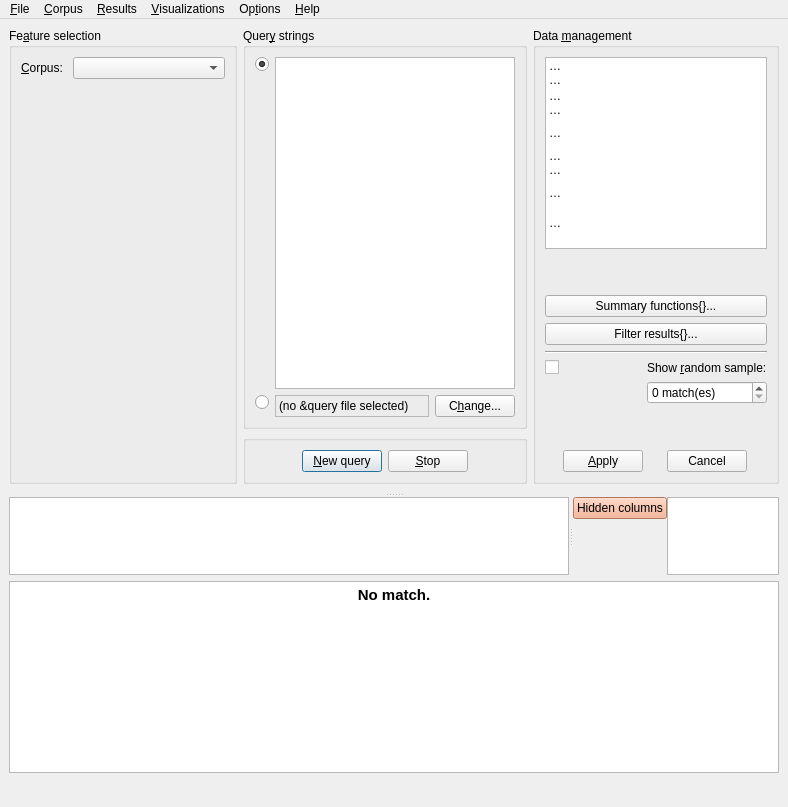
Above: coquery/gui/ui/coquery.ui from gkunter/coquery before the change. Below: the same form after it.
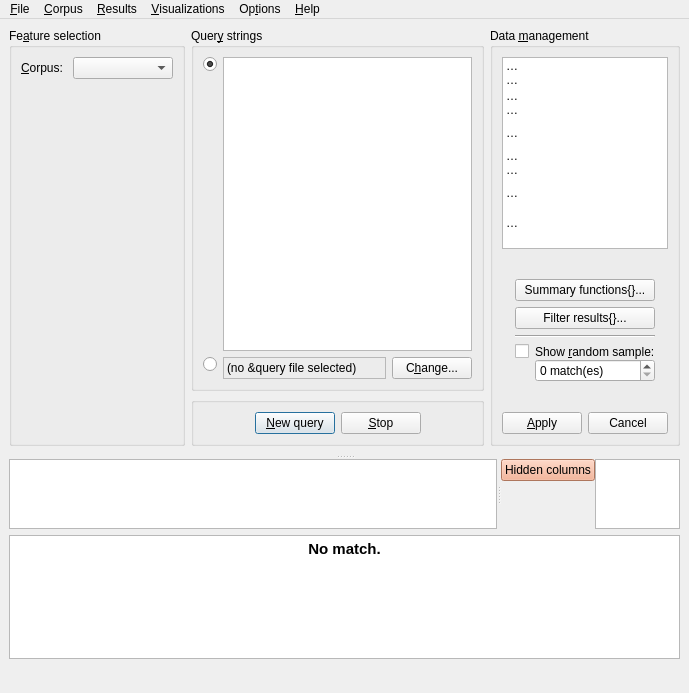
That is the form after the change. Icons and pictures are not drawn. Custom widgets are drawn as their Qt base class.

Patch:
```diff
--- a/coquery/gui/ui/coquery.ui
+++ b/coquery/gui/ui/coquery.ui
@@ -6,8 +6,8 @@
    <rect>
     <x>0</x>
     <y>0</y>
-    <width>766</width>
-    <height>807</height>
+    <width>689</width>
+    <height>693</height>
    </rect>
   </property>
   <property name="windowTitle">
@@ -27,7 +27,7 @@
          <verstretch>1</verstretch>
         </sizepolicy>
        </property>
-       <layout class="QGridLayout" name="gridLayout" rowstretch="0,0" columnstretch="4,5,3">
+       <layout class="QGridLayout" name="gridLayout" rowstretch="0,0" columnstretch="3,5,3">
         <property name="leftMargin">
          <number>0</number>
         </property>
@@ -40,6 +40,230 @@
         <property name="spacing">
          <number>6</number>
         </property>
+        <item row="0" column="0" rowspan="2">
+         <widget class="QGroupBox" name="box_corpus_select">
+          <property name="sizePolicy">
+           <sizepolicy hsizetype="Preferred" vsizetype="Expanding">
+            <horstretch>0</horstretch>
+            <verstretch>0</verstretch>
+           </sizepolicy>
+          </property>
+          <property name="title">
+           <string>Fe&amp;ature selection</string>
+          </property>
+          <layout class="QVBoxLayout" name="output_columns">
+           <item>
+            <layout class="QHBoxLayout" name="horizontalLayout_2" stretch="0,1">
+             <property name="spacing">
+              <number>10</number>
+             </property>
+             <item>
+              <widget class="QLabel" name="label_2">
+               <property name="sizePolicy">
+                <sizepolicy hsizetype="Minimum" vsizetype="Preferred">
+                 <horstretch>0</horstretch>
+                 <verstretch>0</verstretch>
+                </sizepolicy>
+               </property>
+               <property name="text">
+                <string>&amp;Corpus:</string>
+               </property>
+               <property name="buddy">
+                <cstring>combo_corpus</cstring>
+               </property>
+              </widget>
+             </item>
+             <item>
+              <widget class="QComboBox" name="combo_corpus">
+               <property name="sizePolicy">
+                <sizepolicy hsizetype="MinimumExpanding" vsizetype="Fixed">
+                 <horstretch>0</horstretch>
+                 <verstretch>0</verstretch>
+                </sizepolicy>
+               </property>
+               <property name="focusPolicy">
+                <enum>Qt::WheelFocus</enum>
+               </property>
+               <property name="editable">
+                <bool>false</bool>
+               </property>
+               <property name="insertPolicy">
+                <enum>QComboBox::InsertAlphabetically</enum>
+               </property>
+               <property name="sizeAdjustPolicy">
+                <enum>QComboBox::AdjustToContents</enum>
+               </property>
+               <property name="frame">
+                <bool>true</bool>
+               </property>
+              </widget>
+             </item>
+            </layout>
+           </item>
+           <item>
+            <spacer name="verticalSpacer_7">
+             <property name="orientation">
+              <enum>Qt::Vertical</enum>
+             </property>
+             <property name="sizeHint" stdset="0">
+              <size>
+               <width>0</width>
+               <height>0</height>
+              </size>
+             </property>
+            </spacer>
+           </item>
+          </layout>
+         </widget>
+        </item>
+        <item row="0" column="1">
+         <widget class="QGroupBox" name="box_input_settings">
+          <property name="title">
+           <string>Quer&amp;y strings</string>
+          </property>
+          <property name="alignment">
+           <set>Qt::AlignLeading|Qt::AlignLeft|Qt::AlignTop</set>
+          </property>
+          <layout class="QGridLayout" name="gridLayout_3">
+           <item row="0" column="0" alignment="Qt::AlignTop">
+            <widget class="QRadioButton" name="radio_query_string">
+             <property name="text">
+              <string/>
+             </property>
+             <property name="checked">
+              <bool>true</bool>
+             </property>
+            </widget>
+           </item>
+           <item row="0" column="1">
+            <widget class="CoqTextEdit" name="edit_query_string">
+             <property name="sizePolicy">
+              <sizepolicy hsizetype="Expanding" vsizetype="Expanding">
+               <horstretch>0</horstretch>
+               <verstretch>0</verstretch>
+              </sizepolicy>
+             </property>
+            </widget>
+           </item>
+           <item row="1" column="0" alignment="Qt::AlignTop">
+            <widget class="QRadioButton" name="radio_query_file">
+             <property name="text">
+              <string/>
+             </property>
+            </widget>
+           </item>
+           <item row="1" column="1">
+            <layout class="QGridLayout" name="gridLayout_6" columnstretch="1,0">
+             <item row="0" column="0">
+              <widget class="CoqClickableLabel" name="edit_file_name">
+               <property name="enabled">
+                <bool>true</bool>
+               </property>
+               <property name="sizePolicy">
+                <sizepolicy hsizetype="Ignored" vsizetype="Preferred">
+                 <horstretch>0</horstretch>
+                 <verstretch>0</verstretch>
+                </sizepolicy>
+               </property>
+               <property name="frameShape">
+                <enum>QFrame::StyledPanel</enum>
+               </property>
+               <property name="frameShadow">
+                <enum>QFrame::Sunken</enum>
+               </property>
+               <property name="text">
+                <string>(no &amp;query file selected)</string>
+               </property>
+              </widget>
+             </item>
+             <item row="0" column="1">
+              <widget class="QPushButton" name="button_change_file">
+               <property name="text">
+                <string>C&amp;hange...</string>
+               </property>
+               <property name="shortcut">
+                <string>Alt+B</string>
+               </property>
+              </widget>
+             </item>
+            </layout>
+           </item>
+          </layout>
+         </widget>
+        </item>
+        <item row="1" column="1">
+         <widget class="QGroupBox" name="groupBox_2">
+          <layout class="QHBoxLayout" name="horizontalLayout_3">
+           <item>
+            <spacer name="horizontalSpacer">
+             <property name="orientation">
+              <enum>Qt::Horizontal</enum>
+             </property>
+             <property name="sizeHint" stdset="0">
+              <size>
+               <width>40</width>
+               <height>10</height>
+              </size>
+             </property>
+            </spacer>
+           </item>
+           <item>
+            <widget class="QPushButton" name="button_run_query">
+             <property name="sizePolicy">
+              <sizepolicy hsizetype="Fixed" vsizetype="Fixed">
+               <horstretch>0</horstretch>
+               <verstretch>0</verstretch>
+              </sizepolicy>
+             </property>
+             <property name="text">
+              <string>&amp;New query</string>
+             </property>
+             <property name="shortcut">
+              <string>Ctrl+N</string>
+             </property>
+             <property name="autoDefault">
+              <bool>true</bool>
+             </property>
+             <property name="default">
+              <bool>true</bool>
+             </property>
+            </widget>
+           </item>
+           <item>
+            <widget class="QPushButton" name="button_stop_query">
+             <property name="sizePolicy">
+              <sizepolicy hsizetype="Fixed" vsizetype="Fixed">
+               <horstretch>0</horstretch>
+               <verstretch>0</verstretch>
+              </sizepolicy>
+             </property>
+             <property name="text">
+              <string>&amp;Stop</string>
+             </property>
+             <property name="autoDefault">
+              <bool>false</bool>
+             </property>
+             <property name="default">
+              <bool>false</bool>
+             </property>
+            </widget>
+           </item>
+           <item>
+            <spacer name="horizontalSpacer_2">
+             <property name="orientation">
+              <enum>Qt::Horizontal</enum>
+             </property>
+             <property name="sizeHint" stdset="0">
+              <size>
+               <width>40</width>
+               <height>10</height>
+              </size>
+             </property>
+            </spacer>
+           </item>
+          </layout>
+         </widget>
+        </item>
         <item row="0" column="2" rowspan="2">
          <widget class="QGroupBox" name="group_management">
           <property name="sizePolicy">
@@ -51,7 +275,7 @@
           <property name="title">
            <string>Data &amp;management</string>
           </property>
-          <layout class="QVBoxLayout" name="verticalLayout" stretch="0,0,0">
+          <layout class="QVBoxLayout" name="verticalLayout" stretch="0,0,0,0,0">
            <item>
             <widget class="QTableWidget" name="list_toolbox">
              <property name="sizePolicy">
@@ -195,50 +419,19 @@
             </widget>
            </item>
            <item>
-            <layout class="QGridLayout" name="gridLayout_2" rowstretch="1,0,1,0" columnstretch="1,0,1">
-             <property name="margin">
-              <number>0</number>
-             </property>
-             <item row="0" column="1">
               <spacer name="verticalSpacer_4">
                <property name="orientation">
                 <enum>Qt::Vertical</enum>
                </property>
                <property name="sizeHint" stdset="0">
                 <size>
-                 <width>222</width>
-                 <height>0</height>
-                </size>
-               </property>
-              </spacer>
-             </item>
-             <item row="1" column="0">
-              <spacer name="horizontalSpacer_7">
-               <property name="orientation">
-                <enum>Qt::Horizontal</enum>
-               </property>
-               <property name="sizeHint" stdset="0">
-                <size>
-                 <width>28</width>
-                 <height>0</height>
-                </size>
-               </property>
-              </spacer>
-             </item>
-             <item row="3" column="1">
-              <spacer name="verticalSpacer">
-               <property name="orientation">
-                <enum>Qt::Vertical</enum>
-               </property>
-               <property name="sizeHint" stdset="0">
-                <size>
                  <width>20</width>
                  <height>0</height>
                 </size>
                </property>
               </spacer>
              </item>
-             <item row="1" column="1">
+           <item>
               <widget class="QStackedWidget" name="tool_widget">
                <property name="sizePolicy">
                 <sizepolicy hsizetype="MinimumExpanding" vsizetype="Preferred">
@@ -269,18 +462,59 @@
                   <number>0</number>
                  </property>
                  <item>
-                  <layout class="QGridLayout" name="gridLayout_5" rowstretch="0,0,0,0" columnstretch="1,0">
+                <layout class="QGridLayout" name="gridLayout_5" rowstretch="0,0,0,0" columnstretch="2,1,1,2">
                    <property name="margin">
                     <number>0</number>
                    </property>
-                   <item row="3" column="0" colspan="2">
+                 <item row="1" column="1">
+                  <widget class="QSpinBox" name="context_left_span">
+                   <property name="sizePolicy">
+                    <sizepolicy hsizetype="Preferred" vsizetype="Fixed">
+                     <horstretch>1</horstretch>
+                     <verstretch>0</verstretch>
+                    </sizepolicy>
+                   </property>
+                   <property name="buttonSymbols">
+                    <enum>QAbstractSpinBox::UpDownArrows</enum>
+                   </property>
+                   <property name="suffix">
+                    <string/>
+                   </property>
+                   <property name="prefix">
+                    <string>Left: </string>
+                   </property>
+                  </widget>
+                 </item>
+                 <item row="3" column="1" colspan="2">
                     <widget class="QCheckBox" name="check_restrict">
                      <property name="text">
                       <string>&amp;Restrict to sentences</string>
                      </property>
                     </widget>
                    </item>
-                   <item row="0" column="0" colspan="2">
+                 <item row="1" column="2">
+                  <widget class="QSpinBox" name="context_right_span">
+                   <property name="sizePolicy">
+                    <sizepolicy hsizetype="Preferred" vsizetype="Fixed">
+                     <horstretch>1</horstretch>
+                     <verstretch>0</verstretch>
+                    </sizepolicy>
+                   </property>
+                   <property name="frame">
+                    <bool>true</bool>
+                   </property>
+                   <property name="buttonSymbols">
+                    <enum>QAbstractSpinBox::UpDownArrows</enum>
+                   </property>
+                   <property name="suffix">
+                    <string/>
+                   </property>
+                   <property name="prefix">
+                    <string>Right: </string>
+                   </property>
+                  </widget>
+                 </item>
+                 <item row="0" column="1" colspan="2">
                     <widget class="QWidget" name="widget_context" native="true">
                      <property name="sizePolicy">
                       <sizepolicy hsizetype="Preferred" vsizetype="Minimum">
@@ -288,7 +522,13 @@
                        <verstretch>0</verstretch>
                       </sizepolicy>
                      </property>
-                     <layout class="QVBoxLayout" name="verticalLayout_2">
+                   <layout class="QVBoxLayout" name="verticalLayout_5">
+                    <property name="spacing">
+                     <number>1</number>
+                    </property>
+                    <property name="margin">
+                     <number>0</number>
+                    </property>
                       <item>
                        <widget class="QRadioButton" name="radio_context_mode_none">
                         <property name="text">
@@ -336,66 +576,51 @@
                      </layout>
                     </widget>
                    </item>
-                   <item row="1" column="1">
-                    <widget class="QSpinBox" name="context_right_span">
-                     <property name="sizePolicy">
-                      <sizepolicy hsizetype="Preferred" vsizetype="Fixed">
-                       <horstretch>1</horstretch>
-                       <verstretch>0</verstretch>
-                      </sizepolicy>
-                     </property>
-                     <property name="frame">
-                      <bool>true</bool>
-                     </property>
-                     <property name="buttonSymbols">
-                      <enum>QAbstractSpinBox::UpDownArrows</enum>
-                     </property>
-                     <property name="suffix">
-                      <string/>
-                     </property>
-                     <property name="prefix">
-                      <string>Right: </string>
-                     </property>
-                    </widget>
-                   </item>
-                   <item row="2" column="0" colspan="2">
+                 <item row="2" column="1" colspan="2">
                     <widget class="Line" name="line_2">
                      <property name="orientation">
                       <enum>Qt::Horizontal</enum>
                      </property>
                     </widget>
                    </item>
-                   <item row="1" column="0">
-                    <widget class="QSpinBox" name="context_left_span">
-                     <property name="sizePolicy">
-                      <sizepolicy hsizetype="Preferred" vsizetype="Fixed">
-                       <horstretch>1</horstretch>
-                       <verstretch>0</verstretch>
-                      </sizepolicy>
-                     </property>
-                     <property name="buttonSymbols">
-                      <enum>QAbstractSpinBox::UpDownArrows</enum>
-                     </property>
-                     <property name="suffix">
-                      <string/>
-                     </property>
-                     <property name="prefix">
-                      <string>Left: </string>
-                     </property>
-                    </widget>
+                 <item row="0" column="0">
+                  <spacer name="horizontalSpacer_3">
+                   <property name="orientation">
+                    <enum>Qt::Horizontal</enum>
+                   </property>
+                   <property name="sizeHint" stdset="0">
+                    <size>
+                     <width>0</width>
+                     <height>20</height>
+                    </size>
+                   </property>
+                  </spacer>
+                 </item>
+                 <item row="1" column="3">
+                  <spacer name="horizontalSpacer_4">
+                   <property name="orientation">
+                    <enum>Qt::Horizontal</enum>
+                   </property>
+                   <property name="sizeHint" stdset="0">
+                    <size>
+                     <width>0</width>
+                     <height>20</height>
+                    </size>
+                   </property>
+                  </spacer>
                    </item>
                   </layout>
                  </item>
                 </layout>
                </widget>
                <widget class="QWidget" name="tool_widget_page_stopwords">
-                <layout class="QVBoxLayout" name="verticalLayout_5">
+              <layout class="QVBoxLayout" name="verticalLayout_6">
                  <property name="margin">
                   <number>0</number>
                  </property>
                  <item>
-                  <layout class="QGridLayout" name="gridLayout_4">
-                   <item row="0" column="0">
+                <layout class="QGridLayout" name="gridLayout_4" columnstretch="1,0,1">
+                 <item row="0" column="1">
                     <spacer name="verticalSpacer_2">
                      <property name="orientation">
                       <enum>Qt::Vertical</enum>
@@ -408,14 +633,27 @@
                      </property>
                     </spacer>
                    </item>
-                   <item row="2" column="0">
+                 <item row="2" column="1">
                     <widget class="QPushButton" name="button_stopwords">
                      <property name="text">
                       <string>Change stop &amp;words...</string>
                      </property>
                     </widget>
                    </item>
-                   <item row="1" column="0">
+                 <item row="3" column="0">
+                  <spacer name="horizontalSpacer_5">
+                   <property name="orientation">
+                    <enum>Qt::Horizontal</enum>
+                   </property>
+                   <property name="sizeHint" stdset="0">
+                    <size>
+                     <width>0</width>
+                     <height>20</height>
+                    </size>
+                   </property>
+                  </spacer>
+                 </item>
+                 <item row="1" column="1">
                     <widget class="QLabel" name="label_stopwords">
                      <property name="sizePolicy">
                       <sizepolicy hsizetype="Minimum" vsizetype="Preferred">
@@ -428,7 +666,7 @@
                      </property>
                     </widget>
                    </item>
-                   <item row="3" column="0">
+                 <item row="3" column="1">
                     <spacer name="verticalSpacer_3">
                      <property name="orientation">
                       <enum>Qt::Vertical</enum>
@@ -441,12 +679,25 @@
                      </property>
                     </spacer>
                    </item>
+                 <item row="3" column="2">
+                  <spacer name="horizontalSpacer_6">
+                   <property name="orientation">
+                    <enum>Qt::Horizontal</enum>
+                   </property>
+                   <property name="sizeHint" stdset="0">
+                    <size>
+                     <width>0</width>
+                     <height>20</height>
+                    </size>
+                   </property>
+                  </spacer>
+                 </item>
                   </layout>
                  </item>
                 </layout>
                </widget>
                <widget class="QWidget" name="tool_widget_page_groups">
-                <layout class="QVBoxLayout" name="verticalLayout_6" stretch="0">
+              <layout class="QVBoxLayout" name="verticalLayout_9" stretch="0">
                  <property name="margin">
                   <number>0</number>
                  </property>
@@ -468,17 +719,43 @@
                 </layout>
                </widget>
                <widget class="QWidget" name="tool_widget_page_transform">
-                <layout class="QVBoxLayout" name="layout_aggregate_2" stretch="0">
-                 <property name="margin">
-                  <number>0</number>
+              <layout class="QGridLayout" name="gridLayout_2" columnstretch="0,0,0">
+               <item row="0" column="2">
+                <spacer name="horizontalSpacer_7">
+                 <property name="orientation">
+                  <enum>Qt::Horizontal</enum>
                  </property>
-                 <item>
+                 <property name="sizeHint" stdset="0">
+                  <size>
+                   <width>0</width>
+                   <height>20</height>
+                  </size>
+                 </property>
+                </spacer>
+               </item>
+               <item row="0" column="1">
                   <layout class="QVBoxLayout" name="layout_aggregate">
+                 <property name="spacing">
+                  <number>1</number>
+                 </property>
                    <property name="margin">
                     <number>0</number>
                    </property>
                   </layout>
                  </item>
+               <item row="0" column="0">
+                <spacer name="horizontalSpacer_8">
+                 <property name="orientation">
+                  <enum>Qt::Horizontal</enum>
+                 </property>
+                 <property name="sizeHint" stdset="0">
+                  <size>
+                   <width>0</width>
+                   <height>20</height>
+                  </size>
+                 </property>
+                </spacer>
+               </item>
                 </layout>
                </widget>
                <widget class="QWidget" name="tool_widget_page_summary">
@@ -487,8 +764,11 @@
                   <number>0</number>
                  </property>
                  <item>
-                  <layout class="QGridLayout" name="gridLayout_7" columnstretch="1,0">
-                   <item row="0" column="0">
+                <layout class="QGridLayout" name="gridLayout_7">
+                 <property name="margin">
+                  <number>0</number>
+                 </property>
+                 <item row="0" column="1">
                     <spacer name="verticalSpacer_6">
                      <property name="orientation">
                       <enum>Qt::Vertical</enum>
@@ -501,45 +781,88 @@
                      </property>
                     </spacer>
                    </item>
-                   <item row="4" column="0">
-                    <widget class="QCheckBox" name="check_sample_matches">
-                     <property name="text">
-                      <string/>
-                     </property>
-                    </widget>
-                   </item>
-                   <item row="1" column="0" colspan="2">
+                 <item row="1" column="1">
                     <widget class="QPushButton" name="button_add_summary_function">
                      <property name="text">
                       <string>Summary functions{}...</string>
                      </property>
                     </widget>
                    </item>
+                 <item row="2" column="0" rowspan="2">
+                  <spacer name="horizontalSpacer_10">
+                   <property name="orientation">
+                    <enum>Qt::Horizontal</enum>
+                   </property>
+                   <property name="sizeHint" stdset="0">
+                    <size>
+                     <width>0</width>
+                     <height>20</height>
+                    </size>
+                   </property>
+                  </spacer>
+                 </item>
+                 <item row="2" column="1">
+                  <widget class="QPushButton" name="button_filters">
+                   <property name="text">
+                    <string>Filter results{}...</string>
+                   </property>
+                  </widget>
+                 </item>
+                 <item row="3" column="1">
+                  <widget class="Line" name="line_3">
+                   <property name="orientation">
+                    <enum>Qt::Horizontal</enum>
+                   </property>
+                  </widget>
+                 </item>
+                 <item row="3" column="2" rowspan="2">
+                  <spacer name="horizontalSpacer_9">
+                   <property name="orientation">
+                    <enum>Qt::Horizontal</enum>
+                   </property>
+                   <property name="sizeHint" stdset="0">
+                    <size>
+                     <width>0</width>
+                     <height>20</height>
+                    </size>
+                   </property>
+                  </spacer>
+                 </item>
                    <item row="4" column="1">
+                  <layout class="QGridLayout" name="gridLayout_8" columnstretch="0,1">
+                   <property name="verticalSpacing">
+                    <number>0</number>
+                   </property>
+                   <property name="margin">
+                    <number>0</number>
+                   </property>
+                   <item row="0" column="0">
+                    <widget class="QCheckBox" name="check_sample_matches">
+                     <property name="text">
+                      <string/>
+                     </property>
+                    </widget>
+                   </item>
+                   <item row="0" column="1">
                     <widget class="QLabel" name="label">
                      <property name="text">
                       <string>Show &amp;random sample:</string>
                      </property>
                      <property name="buddy">
-                      <cstring>check_sample_matches</cstring>
+                      <cstring>spin_sample_size</cstring>
                      </property>
                     </widget>
                    </item>
-                   <item row="5" column="1">
+                   <item row="1" column="1">
                     <widget class="QSpinBox" name="spin_sample_size">
                      <property name="suffix">
                       <string> match(es)</string>
                      </property>
                     </widget>
                    </item>
-                   <item row="2" column="0" colspan="2">
-                    <widget class="QPushButton" name="button_filters">
-                     <property name="text">
-                      <string>Filter results{}...</string>
-                     </property>
-                    </widget>
-                   </item>
-                   <item row="6" column="1">
+                  </layout>
+                 </item>
+                 <item row="5" column="1">
                     <spacer name="verticalSpacer_8">
                      <property name="orientation">
                       <enum>Qt::Vertical</enum>
@@ -552,33 +875,24 @@
                      </property>
                     </spacer>
                    </item>
-                   <item row="3" column="0" colspan="2">
-                    <widget class="Line" name="line_3">
-                     <property name="orientation">
-                      <enum>Qt::Horizontal</enum>
-                     </property>
-                    </widget>
-                   </item>
                   </layout>
                  </item>
                 </layout>
                </widget>
               </widget>
              </item>
-             <item row="1" column="2">
-              <spacer name="horizontalSpacer_4">
+           <item>
+            <spacer name="verticalSpacer">
                <property name="orientation">
-                <enum>Qt::Horizontal</enum>
+              <enum>Qt::Vertical</enum>
                </property>
                <property name="sizeHint" stdset="0">
                 <size>
-                 <width>28</width>
+               <width>20</width>
                  <height>0</height>
                 </size>
                </property>
               </spacer>
-             </item>
-            </layout>
            </item>
            <item>
             <widget class="QWidget" name="button_box_reaggregate" native="true">
@@ -621,230 +935,6 @@
           </layout>
          </widget>
         </item>
-        <item row="0" column="1">
-         <widget class="QGroupBox" name="box_input_settings">
-          <property name="title">
-           <string>Quer&amp;y strings</string>
-          </property>
-          <property name="alignment">
-           <set>Qt::AlignLeading|Qt::AlignLeft|Qt::AlignTop</set>
-          </property>
-          <layout class="QGridLayout" name="gridLayout_3">
-           <item row="0" column="0" alignment="Qt::AlignTop">
-            <widget class="QRadioButton" name="radio_query_string">
-             <property name="text">
-              <string/>
-             </property>
-             <property name="checked">
-              <bool>true</bool>
-             </property>
-            </widget>
-           </item>
-           <item row="0" column="1">
-            <widget class="CoqTextEdit" name="edit_query_string">
-             <property name="sizePolicy">
-              <sizepolicy hsizetype="Expanding" vsizetype="Expanding">
-               <horstretch>0</horstretch>
-               <verstretch>0</verstretch>
-              </sizepolicy>
-             </property>
-            </widget>
-           </item>
-           <item row="1" column="0" alignment="Qt::AlignTop">
-            <widget class="QRadioButton" name="radio_query_file">
-             <property name="text">
-              <string/>
-             </property>
-            </widget>
-           </item>
-           <item row="1" column="1">
-            <layout class="QGridLayout" name="gridLayout_6" columnstretch="1,0">
-             <item row="0" column="0">
-              <widget class="CoqClickableLabel" name="edit_file_name">
-               <property name="enabled">
-                <bool>true</bool>
-               </property>
-               <property name="sizePolicy">
-                <sizepolicy hsizetype="Ignored" vsizetype="Preferred">
-                 <horstretch>0</horstretch>
-                 <verstretch>0</verstretch>
-                </sizepolicy>
-               </property>
-               <property name="frameShape">
-                <enum>QFrame::StyledPanel</enum>
-               </property>
-               <property name="frameShadow">
-                <enum>QFrame::Sunken</enum>
-               </property>
-               <property name="text">
-                <string>(no &amp;query file selected)</string>
-               </property>
-              </widget>
-             </item>
-             <item row="0" column="1">
-              <widget class="QPushButton" name="button_change_file">
-               <property name="text">
-                <string>C&amp;hange...</string>
-               </property>
-               <property name="shortcut">
-                <string>Alt+B</string>
-               </property>
-              </widget>
-             </item>
-            </layout>
-           </item>
-          </layout>
-         </widget>
-        </item>
-        <item row="1" column="1">
-         <widget class="QGroupBox" name="groupBox_2">
-          <layout class="QHBoxLayout" name="horizontalLayout_3">
-           <item>
-            <spacer name="horizontalSpacer">
-             <property name="orientation">
-              <enum>Qt::Horizontal</enum>
-             </property>
-             <property name="sizeHint" stdset="0">
-              <size>
-               <width>40</width>
-               <height>10</height>
-              </size>
-             </property>
-            </spacer>
-           </item>
-           <item>
-            <widget class="QPushButton" name="button_run_query">
-             <property name="sizePolicy">
-              <sizepolicy hsizetype="Fixed" vsizetype="Fixed">
-               <horstretch>0</horstretch>
-               <verstretch>0</verstretch>
-              </sizepolicy>
-             </property>
-             <property name="text">
-              <string>&amp;New query</string>
-             </property>
-             <property name="shortcut">
-              <string>Ctrl+N</string>
-             </property>
-             <property name="autoDefault">
-              <bool>true</bool>
-             </property>
-             <property name="default">
-              <bool>true</bool>
-             </property>
-            </widget>
-           </item>
-           <item>
-            <widget class="QPushButton" name="button_stop_query">
-             <property name="sizePolicy">
-              <sizepolicy hsizetype="Fixed" vsizetype="Fixed">
-               <horstretch>0</horstretch>
-               <verstretch>0</verstretch>
-              </sizepolicy>
-             </property>
-             <property name="text">
-              <string>&amp;Stop</string>
-             </property>
-             <property name="autoDefault">
-              <bool>false</bool>
-             </property>
-             <property name="default">
-              <bool>false</bool>
-             </property>
-            </widget>
-           </item>
-           <item>
-            <spacer name="horizontalSpacer_2">
-             <property name="orientation">
-              <enum>Qt::Horizontal</enum>
-             </property>
-             <property name="sizeHint" stdset="0">
-              <size>
-               <width>40</width>
-               <height>10</height>
-              </size>
-             </property>
-            </spacer>
-           </item>
-          </layout>
-         </widget>
-        </item>
-        <item row="0" column="0" rowspan="2">
-         <widget class="QGroupBox" name="box_corpus_select">
-          <property name="sizePolicy">
-           <sizepolicy hsizetype="Preferred" vsizetype="Expanding">
-            <horstretch>0</horstretch>
-            <verstretch>0</verstretch>
-           </sizepolicy>
-          </property>
-          <property name="title">
-           <string>Fe&amp;ature selection</string>
-          </property>
-          <layout class="QVBoxLayout" name="output_columns">
-           <item>
-            <layout class="QHBoxLayout" name="horizontalLayout_2" stretch="0,1">
-             <property name="spacing">
-              <number>10</number>
-             </property>
-             <item>
-              <widget class="QLabel" name="label_2">
-               <property name="sizePolicy">
-                <sizepolicy hsizetype="Minimum" vsizetype="Preferred">
-                 <horstretch>0</horstretch>
-                 <verstretch>0</verstretch>
-                </sizepolicy>
-               </property>
-               <property name="text">
-                <string>&amp;Corpus:</string>
-               </property>
-               <property name="buddy">
-                <cstring>combo_corpus</cstring>
-               </property>
-              </widget>
-             </item>
-             <item>
-              <widget class="QComboBox" name="combo_corpus">
-               <property name="sizePolicy">
-                <sizepolicy hsizetype="MinimumExpanding" vsizetype="Fixed">
-                 <horstretch>0</horstretch>
-                 <verstretch>0</verstretch>
-                </sizepolicy>
-               </property>
-               <property name="focusPolicy">
-                <enum>Qt::WheelFocus</enum>
-               </property>
-               <property name="editable">
-                <bool>false</bool>
-               </property>
-               <property name="insertPolicy">
-                <enum>QComboBox::InsertAlphabetically</enum>
-               </property>
-               <property name="sizeAdjustPolicy">
-                <enum>QComboBox::AdjustToContents</enum>
-               </property>
-               <property name="frame">
-                <bool>true</bool>
-               </property>
-              </widget>
-             </item>
-            </layout>
-           </item>
-           <item>
-            <spacer name="verticalSpacer_7">
-             <property name="orientation">
-              <enum>Qt::Vertical</enum>
-             </property>
-             <property name="sizeHint" stdset="0">
-              <size>
-               <width>0</width>
-               <height>0</height>
-              </size>
-             </property>
-            </spacer>
-           </item>
-          </layout>
-         </widget>
-        </item>
        </layout>
       </widget>
       <widget class="QWidget" name="layoutWidget">
@@ -981,8 +1071,8 @@
            <string>&lt;!DOCTYPE HTML PUBLIC &quot;-//W3C//DTD HTML 4.0//EN&quot; &quot;http://www.w3.org/TR/REC-html40/strict.dtd&quot;&gt;
 &lt;html&gt;&lt;head&gt;&lt;meta name=&quot;qrichtext&quot; content=&quot;1&quot; /&gt;&lt;style type=&quot;text/css&quot;&gt;
 p, li { white-space: pre-wrap; }
-&lt;/style&gt;&lt;/head&gt;&lt;body style=&quot; font-family:'Noto Sans'; font-size:13pt; font-weight:400; font-style:normal;&quot;&gt;
-&lt;p align=&quot;center&quot; style=&quot; margin-top:0px; margin-bottom:0px; margin-left:0px; margin-right:0px; -qt-block-indent:0; text-indent:0px;&quot;&gt;&lt;span style=&quot; font-family:'Droid Sans'; font-size:11pt; font-weight:600;&quot;&gt;No match.&lt;/span&gt;&lt;/p&gt;&lt;/body&gt;&lt;/html&gt;</string>
+&lt;/style&gt;&lt;/head&gt;&lt;body style=&quot; font-family:'Oxygen-Sans'; font-size:11pt; font-weight:400; font-style:normal;&quot;&gt;
+&lt;p align=&quot;center&quot; style=&quot; margin-top:0px; margin-bottom:0px; margin-left:0px; margin-right:0px; -qt-block-indent:0; text-indent:0px;&quot;&gt;&lt;span style=&quot; font-family:'Droid Sans'; font-weight:600;&quot;&gt;No match.&lt;/span&gt;&lt;/p&gt;&lt;/body&gt;&lt;/html&gt;</string>
           </property>
           <property name="textInteractionFlags">
            <set>Qt::NoTextInteraction</set>
@@ -1003,8 +1093,8 @@
     <rect>
      <x>0</x>
      <y>0</y>
-     <width>766</width>
-     <height>31</height>
+     <width>689</width>
+     <height>26</height>
     </rect>
    </property>
    <widget class="QMenu" name="menuFile">
```
Lines whose indentation alone changed are shown as unchanged.
